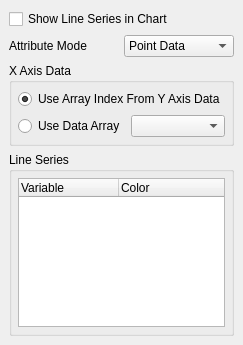
Old version of the form Qt/Components/Resources/UI/pqXYPlotDisplayEditor.ui in the repository wildmichael/ParaView3-enhancements-old.
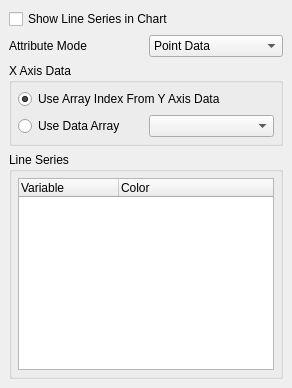
New version of the form. Icons and pictures are not drawn. Custom widgets are drawn as their Qt base class.

Commit message: ENH: Added an all on/off check box to the line chart display panel.

Diff of the .ui file:
```diff
--- a/Qt/Components/Resources/UI/pqXYPlotDisplayEditor.ui
+++ b/Qt/Components/Resources/UI/pqXYPlotDisplayEditor.ui
@@ -18,6 +18,14 @@
    </property>
    <item row="3" column="0" colspan="2" >
     <widget class="QGroupBox" name="SeriesGroup" >
+     <property name="sizePolicy" >
+      <sizepolicy>
+       <hsizetype>3</hsizetype>
+       <vsizetype>3</vsizetype>
+       <horstretch>0</horstretch>
+       <verstretch>0</verstretch>
+      </sizepolicy>
+     </property>
      <property name="title" >
       <string>Line Series</string>
      </property>
@@ -29,13 +37,7 @@
        <number>6</number>
       </property>
       <item row="0" column="0" >
-       <widget class="QTreeWidget" name="YAxisArrays" >
-        <property name="minimumSize" >
-         <size>
-          <width>0</width>
-          <height>100</height>
-         </size>
-        </property>
+       <widget class="pqTreeWidget" name="YAxisArrays" >
         <property name="whatsThis" >
          <string>This displays the list of line series. You can use the list to edit the series options.</string>
         </property>
@@ -147,6 +149,13 @@
    </item>
   </layout>
  </widget>
+ <customwidgets>
+  <customwidget>
+   <class>pqTreeWidget</class>
+   <extends>QTreeWidget</extends>
+   <header>pqTreeWidget.h</header>
+  </customwidget>
+ </customwidgets>
  <resources>
   <include location="../pqComponents.qrc" />
  </resources>
```
